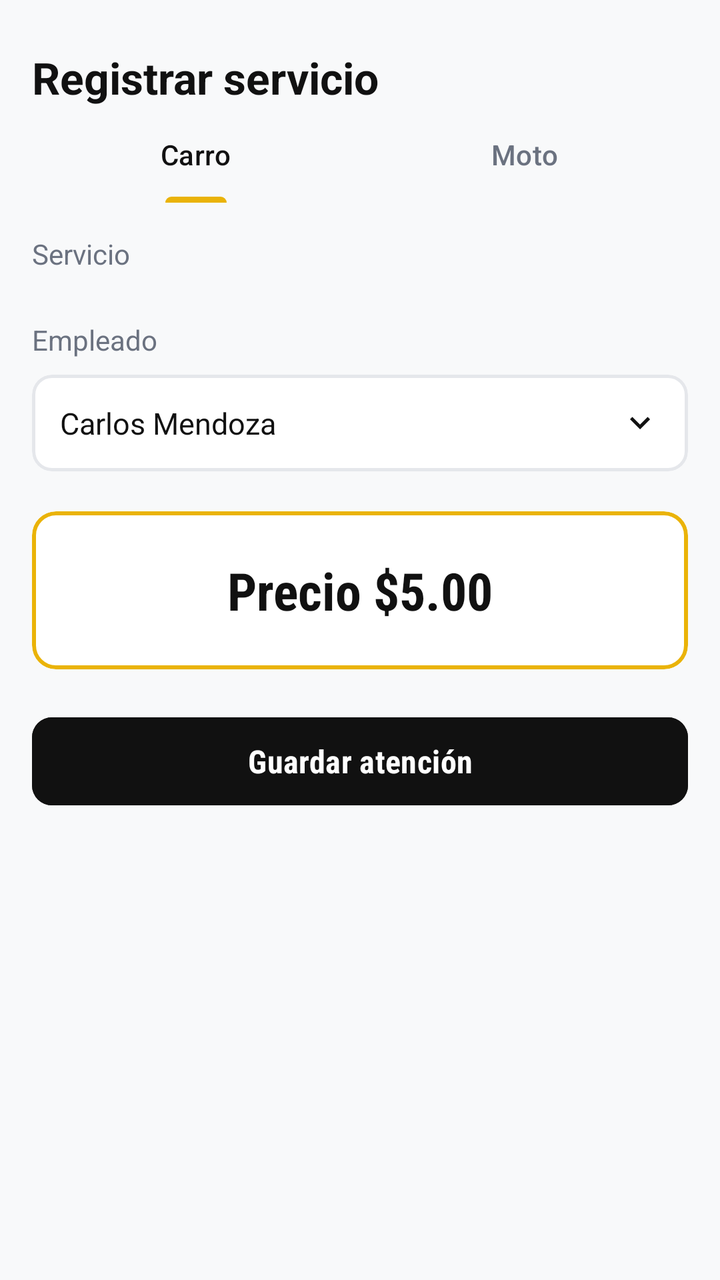
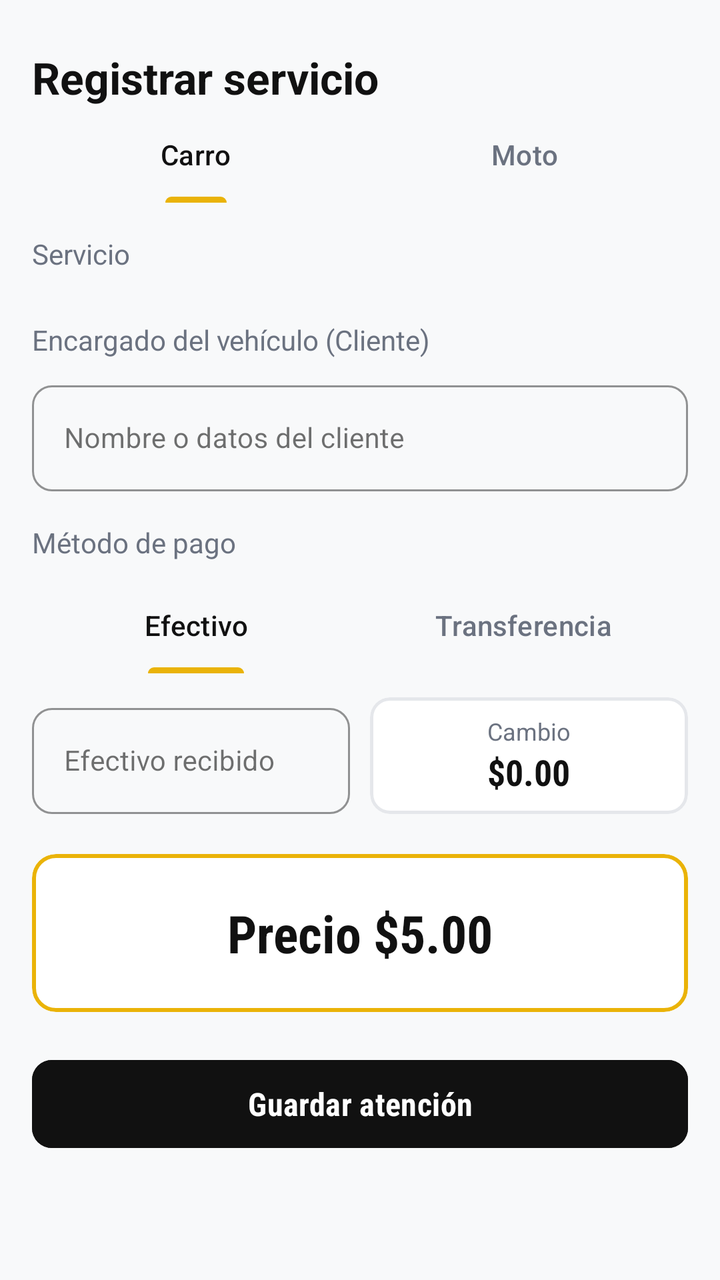

Two renders of the same Android screen: before a commit and after it. Below are the layout's source before the change and the commit's diff.
<!-- AndroidManifest.xml: application theme Theme.Car_wash_La_Orilla -->
<!-- res/layout/fragment_registrar_servicio.xml -->
<?xml version="1.0" encoding="utf-8"?>
<androidx.core.widget.NestedScrollView xmlns:android="http://schemas.android.com/apk/res/android"
    xmlns:app="http://schemas.android.com/apk/res-auto"
    android:layout_width="match_parent"
    android:layout_height="match_parent"
    android:background="@color/app_bg"
    android:fillViewport="true">

    <LinearLayout
        android:layout_width="match_parent"
        android:layout_height="wrap_content"
        android:orientation="vertical"
        android:paddingStart="16dp"
        android:paddingTop="24dp"
        android:paddingEnd="16dp"
        android:paddingBottom="16dp">

        <TextView
            android:layout_width="match_parent"
            android:layout_height="wrap_content"
            android:text="Registrar servicio"
            android:textAppearance="@style/Orilla.ScreenTitle" />

        <com.google.android.material.tabs.TabLayout
            android:id="@+id/registrar_vehiculo_tabs"
            style="@style/Orilla.SectionTabs"
            android:layout_width="match_parent"
            android:layout_height="wrap_content">

            <com.google.android.material.tabs.TabItem
                android:layout_width="wrap_content"
                android:layout_height="wrap_content"
                android:text="@string/catalogo_car" />

            <com.google.android.material.tabs.TabItem
                android:layout_width="wrap_content"
                android:layout_height="wrap_content"
                android:text="@string/catalogo_motorcycle" />
        </com.google.android.material.tabs.TabLayout>
        
        <TextView
            android:layout_width="wrap_content"
            android:layout_height="wrap_content"
            android:layout_marginTop="16dp"
            android:fontFamily="sans-serif"
            android:text="Servicio"
            android:textColor="@color/app_text_secondary"
            android:textSize="14sp" />

        
        <LinearLayout
            android:id="@+id/contenedorServicios"
            android:layout_width="match_parent"
            android:layout_height="wrap_content"
            android:layout_marginTop="8dp"
            android:orientation="vertical" />

        
        <TextView
            android:layout_width="wrap_content"
            android:layout_height="wrap_content"
            android:layout_marginTop="16dp"
            android:fontFamily="sans-serif"
            android:text="Empleado"
            android:textColor="@color/app_text_secondary"
            android:textSize="14sp" />

        
        <com.google.android.material.card.MaterialCardView
            android:id="@+id/tarjetaSeleccionarEmpleado"
            android:layout_width="match_parent"
            android:layout_height="wrap_content"
            android:layout_marginTop="8dp"
            android:clickable="true"
            android:focusable="true"
            app:cardBackgroundColor="@color/app_card_bg"
            app:cardCornerRadius="10dp"
            app:cardElevation="0dp"
            app:strokeColor="@color/app_border"
            app:strokeWidth="1.5dp">

            <RelativeLayout
                android:layout_width="match_parent"
                android:layout_height="wrap_content"
                android:padding="14dp">

                <TextView
                    android:id="@+id/textoEmpleadoSeleccionado"
                    android:layout_width="wrap_content"
                    android:layout_height="wrap_content"
                    android:layout_alignParentStart="true"
                    android:fontFamily="sans-serif"
                    android:text="Carlos Mendoza"
                    android:textColor="@color/app_black"
                    android:textSize="15sp" />

                <ImageView
                    android:layout_width="20dp"
                    android:layout_height="20dp"
                    android:layout_alignParentEnd="true"
                    android:contentDescription="Desplegar"
                    android:src="@drawable/ic_arrow_down" />
            </RelativeLayout>
        </com.google.android.material.card.MaterialCardView>

        
        <com.google.android.material.card.MaterialCardView
            android:layout_width="match_parent"
            android:layout_height="wrap_content"
            android:layout_marginTop="20dp"
            app:cardBackgroundColor="@color/app_card_bg"
            app:cardCornerRadius="12dp"
            app:cardElevation="0dp"
            app:strokeColor="@color/app_yellow"
            app:strokeWidth="2dp">

            <TextView
                android:id="@+id/textoPrecioTotal"
                android:layout_width="match_parent"
                android:layout_height="wrap_content"
                android:fontFamily="sans-serif-condensed"
                android:gravity="center"
                android:padding="22dp"
                android:text="Precio $5.00"
                android:textColor="@color/app_black"
                android:textSize="26sp"
                android:textStyle="bold" />
        </com.google.android.material.card.MaterialCardView>

        
        <com.google.android.material.button.MaterialButton
            android:id="@+id/botonGuardarAtencion"
            android:layout_width="match_parent"
            android:layout_height="52dp"
            android:layout_marginTop="20dp"
            android:layout_marginBottom="16dp"
            android:backgroundTint="@color/app_black"
            android:fontFamily="sans-serif-condensed"
            android:text="Guardar atención"
            android:textColor="@color/white"
            android:textSize="16sp"
            android:textStyle="bold"
            app:cornerRadius="10dp" />

    </LinearLayout>
</androidx.core.widget.NestedScrollView>
<!-- resources referenced by this layout -->
<resources>
  <color name="app_bg">#F8F9FA</color>
  <color name="app_black">#111111</color>
  <color name="app_border">#E5E7EB</color>
  <color name="app_card_bg">#FFFFFF</color>
  <color name="app_text_secondary">#6B7280</color>
  <color name="app_yellow">#EAB308</color>
  <color name="white">#FFFFFFFF</color>
  <!-- drawable ic_arrow_down (drawable) -->
  <vector xmlns:android="http://schemas.android.com/apk/res/android"
      android:width="24dp"
      android:height="24dp"
      android:viewportWidth="24"
      android:viewportHeight="24">
      <path
          android:fillColor="#FF111111"
          android:pathData="M7.41,8.59L12,13.17l4.59,-4.58L18,10l-6,6 -6,-6 1.41,-1.41z" />
  </vector>
  <string name="catalogo_car">Carro</string>
  <string name="catalogo_motorcycle">Moto</string>
  <style name="Orilla.ScreenTitle" parent="TextAppearance.Material3.TitleLarge">
          <item name="android:fontFamily">sans-serif-condensed</item>
          <item name="android:textSize">22sp</item>
          <item name="android:textStyle">bold</item>
          <item name="android:textColor">@color/app_black</item>
      </style>
  <style name="Orilla.SectionTabs" parent="Widget.Material3.TabLayout">
          <item name="android:minHeight">48dp</item>
          <item name="android:background">@color/app_bg</item>
          <item name="tabIndicatorColor">@color/app_yellow</item>
          <item name="tabIndicatorHeight">3dp</item>
          <item name="tabSelectedTextColor">@color/app_black</item>
          <item name="tabTextColor">@color/app_text_secondary</item>
          <item name="tabMode">fixed</item>
          <item name="tabGravity">fill</item>
      </style>
  <style name="Theme.Car_wash_La_Orilla" parent="Base.Theme.Car_wash_La_Orilla" />
  <style name="Orilla.Dialog" parent="ThemeOverlay.Material3.MaterialAlertDialog">
          <item name="colorSurface">@color/app_card_bg</item>
          <item name="colorSurfaceContainerHigh">@color/app_card_bg</item>
          <item name="buttonBarPositiveButtonStyle">@style/Orilla.Button</item>
          <item name="buttonBarNegativeButtonStyle">@style/Orilla.Button.Outlined</item>
      </style>
  <color name="app_card_selected">#E5E7EB</color>
  <style name="Orilla.Button" parent="Widget.Material3.Button">
          <item name="android:fontFamily">sans-serif-condensed</item>
          <item name="android:textStyle">bold</item>
          <item name="android:textSize">16sp</item>
          <item name="android:minHeight">52dp</item>
          <item name="cornerRadius">10dp</item>
          <item name="backgroundTint">@color/app_black</item>
          <item name="android:textColor">@color/white</item>
      </style>
  <style name="Orilla.Button.Outlined" parent="Widget.Material3.Button.OutlinedButton">
          <item name="android:fontFamily">sans-serif-condensed</item>
          <item name="android:textStyle">bold</item>
          <item name="android:textSize">14sp</item>
          <item name="android:minHeight">48dp</item>
          <item name="cornerRadius">10dp</item>
          <item name="strokeColor">@color/app_black</item>
          <item name="strokeWidth">1.5dp</item>
          <item name="android:textColor">@color/app_black</item>
      </style>
  <!-- unchanged entries left out for length: 1 -->
</resources>

<!-- the commit's change to res/layout/fragment_registrar_servicio.xml (unified diff, before → after) -->
@@ -55,53 +55,148 @@
             android:layout_marginTop="8dp"
             android:orientation="vertical" />
 
-        
+
         <TextView
             android:layout_width="wrap_content"
             android:layout_height="wrap_content"
             android:layout_marginTop="16dp"
             android:fontFamily="sans-serif"
-            android:text="Empleado"
+            android:text="Encargado del vehículo (Cliente)"
             android:textColor="@color/app_text_secondary"
             android:textSize="14sp" />
 
         
-        <com.google.android.material.card.MaterialCardView
-            android:id="@+id/tarjetaSeleccionarEmpleado"
+        <com.google.android.material.textfield.TextInputLayout
+            android:id="@+id/layoutCliente"
+            style="@style/Widget.MaterialComponents.TextInputLayout.OutlinedBox"
             android:layout_width="match_parent"
             android:layout_height="wrap_content"
             android:layout_marginTop="8dp"
-            android:clickable="true"
-            android:focusable="true"
-            app:cardBackgroundColor="@color/app_card_bg"
-            app:cardCornerRadius="10dp"
-            app:cardElevation="0dp"
-            app:strokeColor="@color/app_border"
-            app:strokeWidth="1.5dp">
-
-            <RelativeLayout
+            app:boxCornerRadiusBottomEnd="10dp"
+            app:boxCornerRadiusBottomStart="10dp"
+            app:boxCornerRadiusTopEnd="10dp"
+            app:boxCornerRadiusTopStart="10dp"
+            app:boxStrokeColor="@color/app_black">
+
+            <com.google.android.material.textfield.TextInputEditText
+                android:id="@+id/campoCliente"
                 android:layout_width="match_parent"
                 android:layout_height="wrap_content"
-                android:padding="14dp">
-
-                <TextView
-                    android:id="@+id/textoEmpleadoSeleccionado"
-                    android:layout_width="wrap_content"
+                android:fontFamily="sans-serif"
+                android:hint="Nombre o datos del cliente"
+                android:inputType="textCapWords"
+                android:textColor="@color/app_black"
+                android:textSize="14sp" />
+        </com.google.android.material.textfield.TextInputLayout>
+
+        
+        <TextView
+            android:layout_width="wrap_content"
+            android:layout_height="wrap_content"
+            android:layout_marginTop="16dp"
+            android:fontFamily="sans-serif"
+            android:text="Método de pago"
+            android:textColor="@color/app_text_secondary"
+            android:textSize="14sp" />
+
+        
+        <com.google.android.material.tabs.TabLayout
+            android:id="@+id/tabsMetodoPago"
+            style="@style/Orilla.SectionTabs"
+            android:layout_width="match_parent"
+            android:layout_height="wrap_content"
+            android:layout_marginTop="8dp">
+
+            <com.google.android.material.tabs.TabItem
+                android:layout_width="wrap_content"
+                android:layout_height="wrap_content"
+                android:text="Efectivo" />
+
+            <com.google.android.material.tabs.TabItem
+                android:layout_width="wrap_content"
+                android:layout_height="wrap_content"
+                android:text="Transferencia" />
+        </com.google.android.material.tabs.TabLayout>
+
+        
+        <LinearLayout
+            android:id="@+id/contenedorEfectivo"
+            android:layout_width="match_parent"
+            android:layout_height="wrap_content"
+            android:layout_marginTop="12dp"
+            android:orientation="vertical">
+
+            <LinearLayout
+                android:layout_width="match_parent"
+                android:layout_height="wrap_content"
+                android:gravity="center_vertical"
+                android:orientation="horizontal">
+
+                
+                <com.google.android.material.textfield.TextInputLayout
+                    android:id="@+id/layoutMontoRecibido"
+                    style="@style/Widget.MaterialComponents.TextInputLayout.OutlinedBox"
+                    android:layout_width="0dp"
                     android:layout_height="wrap_content"
-                    android:layout_alignParentStart="true"
-                    android:fontFamily="sans-serif"
-                    android:text="Carlos Mendoza"
-                    android:textColor="@color/app_black"
-                    android:textSize="15sp" />
-
-                <ImageView
-                    android:layout_width="20dp"
-                    android:layout_height="20dp"
-                    android:layout_alignParentEnd="true"
-                    android:contentDescription="Desplegar"
-                    android:src="@drawable/ic_arrow_down" />
-            </RelativeLayout>
-        </com.google.android.material.card.MaterialCardView>
+                    android:layout_weight="1"
+                    app:boxCornerRadiusBottomEnd="10dp"
+                    app:boxCornerRadiusBottomStart="10dp"
+                    app:boxCornerRadiusTopEnd="10dp"
+                    app:boxCornerRadiusTopStart="10dp"
+                    app:boxStrokeColor="@color/app_black"
+                    app:prefixText="$">
+
+                    <com.google.android.material.textfield.TextInputEditText
+                        android:id="@+id/campoMontoRecibido"
+                        android:layout_width="match_parent"
+                        android:layout_height="wrap_content"
+                        android:fontFamily="sans-serif"
+                        android:hint="Efectivo recibido"
+                        android:inputType="numberDecimal"
+                        android:textColor="@color/app_black"
+                        android:textSize="14sp" />
+                </com.google.android.material.textfield.TextInputLayout>
+
+                
+                <com.google.android.material.card.MaterialCardView
+                    android:layout_width="0dp"
+                    android:layout_height="match_parent"
+                    android:layout_marginStart="10dp"
+                    android:layout_weight="1"
+                    app:cardBackgroundColor="@color/app_card_bg"
+                    app:cardCornerRadius="10dp"
+                    app:cardElevation="0dp"
+                    app:strokeColor="@color/app_border"
+                    app:strokeWidth="1.5dp">
+
+                    <LinearLayout
+                        android:layout_width="match_parent"
+                        android:layout_height="match_parent"
+                        android:gravity="center"
+                        android:orientation="vertical"
+                        android:padding="8dp">
+
+                        <TextView
+                            android:layout_width="wrap_content"
+                            android:layout_height="wrap_content"
+                            android:fontFamily="sans-serif"
+                            android:text="Cambio"
+                            android:textColor="@color/app_text_secondary"
+                            android:textSize="12sp" />
+
+                        <TextView
+                            android:id="@+id/textoCambioCalculado"
+                            android:layout_width="wrap_content"
+                            android:layout_height="wrap_content"
+                            android:fontFamily="sans-serif-condensed"
+                            android:text="$0.00"
+                            android:textColor="@color/app_black"
+                            android:textSize="18sp"
+                            android:textStyle="bold" />
+                    </LinearLayout>
+                </com.google.android.material.card.MaterialCardView>
+            </LinearLayout>
+        </LinearLayout>
 
         
         <com.google.android.material.card.MaterialCardView
<!-- resource entries referenced after the edit -->
@@ -7,16 +7,6 @@
   <color name="app_text_secondary">#6B7280</color>
   <color name="app_yellow">#EAB308</color>
   <color name="white">#FFFFFFFF</color>
-  <!-- drawable ic_arrow_down (drawable) -->
-  <vector xmlns:android="http://schemas.android.com/apk/res/android"
-      android:width="24dp"
-      android:height="24dp"
-      android:viewportWidth="24"
-      android:viewportHeight="24">
-      <path
-          android:fillColor="#FF111111"
-          android:pathData="M7.41,8.59L12,13.17l4.59,-4.58L18,10l-6,6 -6,-6 1.41,-1.41z" />
-  </vector>
   <string name="catalogo_car">Carro</string>
   <string name="catalogo_motorcycle">Moto</string>
   <style name="Orilla.ScreenTitle" parent="TextAppearance.Material3.TitleLarge">
